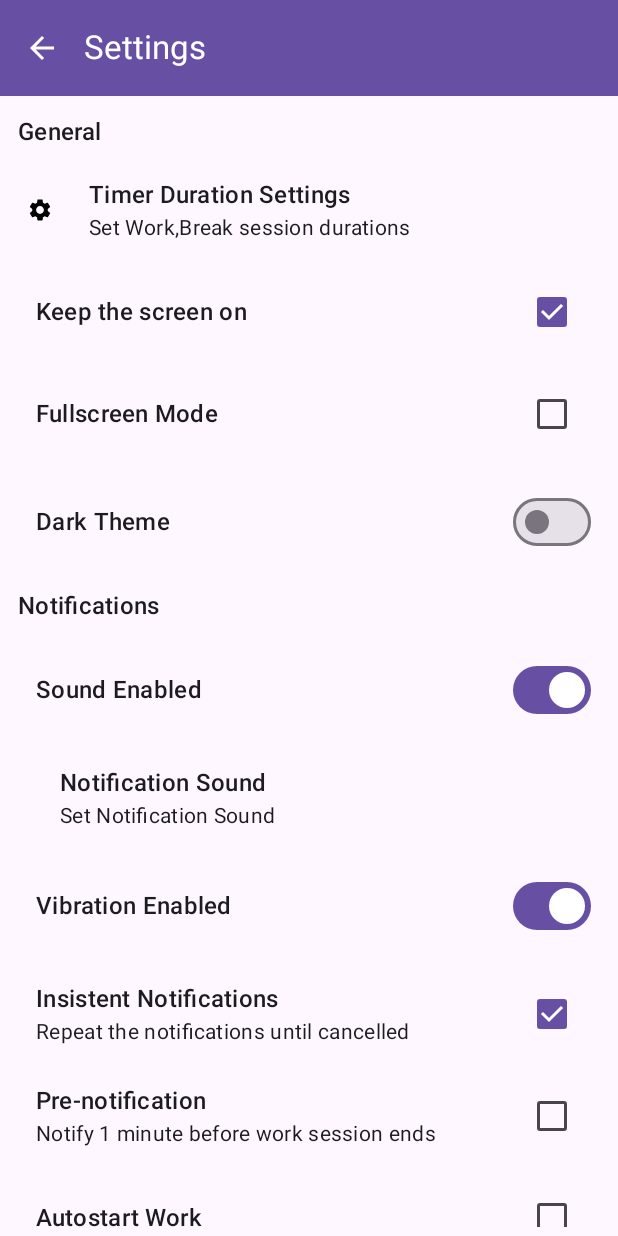
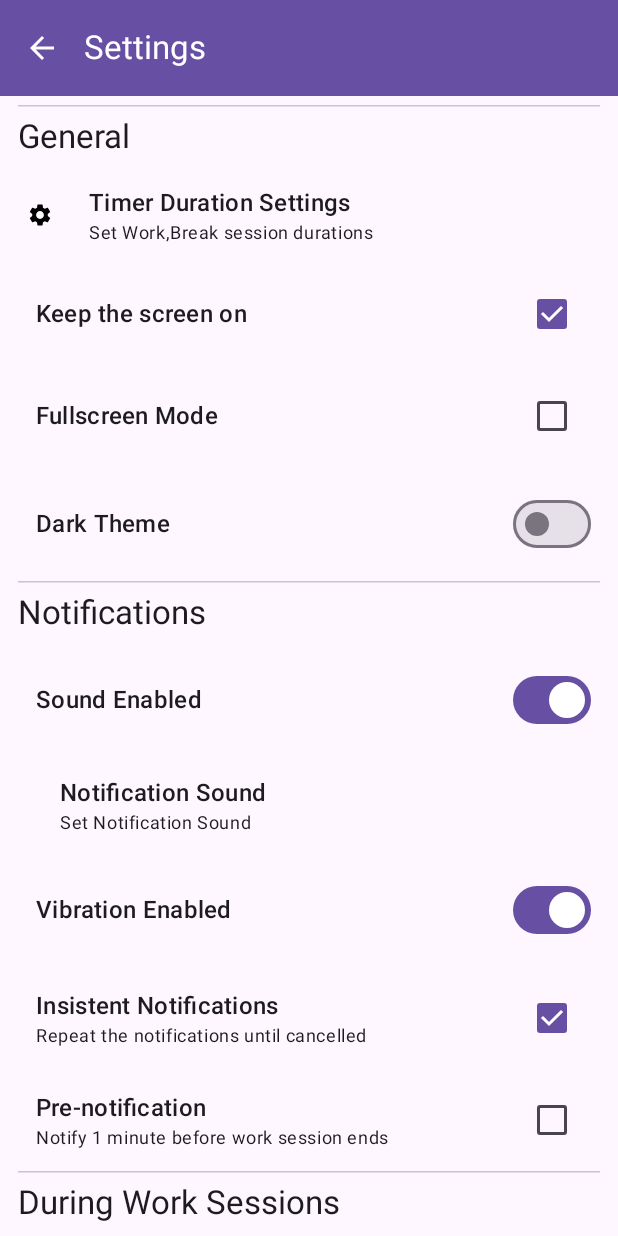
Before and after one commit to AkshatShahjade/pomodoro-app, an Android app built with Jetpack Compose: the SettingsScreen screen opened through its navigation route, after a tap on "Keep the screen on", on a phone screen of 412 x 824 dp. Run offline under Robolectric (Android 15) with nearby library versions, the phone set to English and light mode, and no system bars.

Commit message:
C15: Modified the Settings Screen Ui, made it more modular, creating SettingTitle

```diff
--- a/app/src/main/java/com/example/pomodoroapp/MainActivity.kt
+++ b/app/src/main/java/com/example/pomodoroapp/MainActivity.kt
@@ -10,12 +10,15 @@ import androidx.activity.enableEdgeToEdge
 import androidx.annotation.StringRes
 import androidx.compose.foundation.isSystemInDarkTheme
 import androidx.compose.foundation.layout.WindowInsets
+import androidx.compose.foundation.layout.asPaddingValues
 import androidx.compose.foundation.layout.fillMaxSize
 import androidx.compose.foundation.layout.padding
 import androidx.compose.foundation.layout.systemBars
 import androidx.compose.foundation.layout.windowInsetsPadding
 import androidx.compose.material.icons.Icons
 import androidx.compose.material.icons.filled.ArrowBack
+import androidx.compose.material3.BottomAppBar
+import androidx.compose.material3.BottomAppBarDefaults
 import androidx.compose.material3.ExperimentalMaterial3Api
 import androidx.compose.material3.Icon
 import androidx.compose.material3.IconButton
@@ -107,11 +110,11 @@ class MainActivity : ComponentActivity() {
             // UI
             PomodoroAppTheme(darkTheme = pomodoroUiState.inDarkMode) {
                 Scaffold (
-                    modifier = Modifier.fillMaxSize().windowInsetsPadding(WindowInsets.systemBars),
+                    modifier = Modifier.fillMaxSize(),
                     topBar = {
                         if( navController.previousBackStackEntry!=null
                             && currentScreen != AppScreens.HomeScreen) {
-                            navigationTopBar(
+                            NavigationTopBar(
                                 currentScreen = currentScreen,
                                 onUpCLick = { navController.navigateUp() }
                             )
@@ -120,8 +123,10 @@ class MainActivity : ComponentActivity() {
                 ){ innerPadding ->
 
                     NavHost(
-                        modifier = Modifier.fillMaxSize().padding(innerPadding),
-                        navController = navController,
+                        modifier = Modifier.fillMaxSize()
+                            .padding(innerPadding)
+//                            .padding(WindowInsets.systemBars.asPaddingValues()),
+                        ,navController = navController,
                         startDestination = AppScreens.HomeScreen.name,
                     ){
                         composable(AppScreens.HomeScreen.name)
@@ -136,7 +141,7 @@ class MainActivity : ComponentActivity() {
                         composable(AppScreens.SettingsScreen.name)
                         {
                             SettingsScreen(
-                                modifier = Modifier.padding(innerPadding),
+                                modifier = Modifier.padding(),
                                 onTimerDurationSettingsClick = {
                                     navController.navigate(AppScreens.TimerDurationSettingsScreen.name)
                                 },
@@ -162,7 +167,7 @@ class MainActivity : ComponentActivity() {
 
 @OptIn(ExperimentalMaterial3Api::class)
 @Composable
-fun navigationTopBar(
+fun NavigationTopBar(
     currentScreen: AppScreens,
     onUpCLick: ()->Unit,
 ){
--- a/app/src/main/java/com/example/pomodoroapp/ui/SettingsScreen.kt
+++ b/app/src/main/java/com/example/pomodoroapp/ui/SettingsScreen.kt
@@ -2,6 +2,7 @@ package com.example.pomodoroapp.ui
 
 import android.content.Context
 import androidx.annotation.DrawableRes
+import androidx.annotation.StringRes
 import androidx.compose.animation.animateContentSize
 import androidx.compose.animation.core.Spring
 import androidx.compose.animation.core.spring
@@ -21,6 +22,7 @@ import androidx.compose.material.icons.Icons
 import androidx.compose.material.icons.filled.Notifications
 import androidx.compose.material.icons.filled.Settings
 import androidx.compose.material3.Checkbox
+import androidx.compose.material3.HorizontalDivider
 import androidx.compose.material3.Icon
 import androidx.compose.material3.IconButton
 import androidx.compose.material3.MaterialTheme
@@ -34,12 +36,14 @@ import androidx.compose.runtime.saveable.rememberSaveable
 import androidx.compose.runtime.setValue
 import androidx.compose.ui.Alignment
 import androidx.compose.ui.Modifier
+import androidx.compose.ui.graphics.Color
 import androidx.compose.ui.graphics.vector.ImageVector
 import androidx.compose.ui.platform.LocalContext
 import androidx.compose.ui.platform.LocalView
 import androidx.compose.ui.res.dimensionResource
 import androidx.compose.ui.res.painterResource
 import androidx.compose.ui.res.stringResource
+import androidx.compose.ui.text.TextStyle
 import androidx.compose.ui.tooling.preview.Preview
 import androidx.compose.ui.unit.dp
 import androidx.compose.ui.window.Dialog
@@ -61,14 +65,8 @@ fun SettingsScreen(modifier: Modifier = Modifier,
                 .padding(dimensionResource(R.dimen.padding_small))
         ) {
             item{
-//                HorizontalDivider(
-//                    modifier = Modifier.fillMaxWidth()
-//                )
-                Text(
-                    modifier = Modifier.padding(dimensionResource(R.dimen.padding_small)),
-                    text = stringResource(R.string.general),
-                    style = MaterialTheme.typography.titleMedium
-                )
+                SettingTitle(modifier = Modifier,
+                    textId = R.string.general,)
             }
             item {
                 SettingMenuItem(
@@ -107,14 +105,8 @@ fun SettingsScreen(modifier: Modifier = Modifier,
                 )
             }
             item{
-//                HorizontalDivider(
-//                    modifier = Modifier.fillMaxWidth()
-//                )
-                Text(
-                    modifier = Modifier.padding(dimensionResource(R.dimen.padding_small)),
-                    text = stringResource(R.string.notifications),
-                    style = MaterialTheme.typography.titleMedium
-                )
+                SettingTitle(modifier = Modifier,
+                    textId = R.string.notifications,)
             }
             item {
                 val soundOn = pomodoroUiState.notificationSoundOn
@@ -232,14 +224,38 @@ fun SettingsScreen(modifier: Modifier = Modifier,
                 )
             }
             item {
+                Column(
+                    modifier = Modifier.animateContentSize(
+                        animationSpec = spring(
+                            dampingRatio = Spring.DampingRatioMediumBouncy,
+                            stiffness = Spring.StiffnessMedium,
+                        )
+                    ),
+                ) {
+                    var insistentNotificationOn = pomodoroUiState.insistentNotificationOn
                     SettingMenuItem(
                         modifier = Modifier,
                         title = stringResource(R.string.insistent_notifications),
                         description = stringResource(R.string.repeat_the_notifications_until_cancelled),
                         isSwitch = false,
-                    value = pomodoroUiState.insistentNotificationOn,
+                        value = insistentNotificationOn,
                         onClick = pomodoroViewModel::toggleInsistentNotificationOn,
                     )
+                    if (!insistentNotificationOn) {
+                        SettingMenuItem(
+                            modifier = Modifier.padding(start = dimensionResource(R.dimen.padding_medium)),
+                            title = stringResource(R.string.autostart_work),
+                            isSwitch = false,
+                            value = false,
+                        )
+                        SettingMenuItem(
+                            modifier = Modifier.padding(start = dimensionResource(R.dimen.padding_medium)),
+                            title = stringResource(R.string.autostart_break),
+                            isSwitch = false,
+                            value = false,
+                        )
+                    }
+                }
             }
             item {
                 SettingMenuItem(
@@ -251,30 +267,10 @@ fun SettingsScreen(modifier: Modifier = Modifier,
                     onClick = pomodoroViewModel::togglePreNotificationOn
                 )
             }
-            item {
-                SettingMenuItem(
-                    modifier = Modifier,
-                    title = stringResource(R.string.autostart_work),
-                    isSwitch = false,
-                    value = false,
-                )
-            }
-            item {
-                SettingMenuItem(
-                    modifier = Modifier,
-                    title = stringResource(R.string.autostart_break),
-                    isSwitch = false,
-                    value = false,
-                )
-            }
+
             item{
-//                HorizontalDivider(
-//                    modifier = Modifier.fillMaxWidth()
-//                )
-                Text(
-                    modifier = Modifier.padding(dimensionResource(R.dimen.padding_small)),
-                    text = stringResource(R.string.during_work_sessions),
-                    style = MaterialTheme.typography.titleMedium
+                SettingTitle(modifier = Modifier,
+                    textId = R.string.during_work_sessions,
                     )
             }
             item {
@@ -387,7 +383,7 @@ fun SettingMenuItem(modifier: Modifier = Modifier,
             if(description!=null){
                 Text(
                     text = description,
-                    style = MaterialTheme.typography.bodyMedium,
+                    style = MaterialTheme.typography.bodySmall,
                 )
             }
             if(value !is Boolean && value != null){
@@ -423,6 +419,24 @@ fun SettingMenuItem(modifier: Modifier = Modifier,
     }
 }
 
+@Composable
+fun SettingTitle(modifier: Modifier = Modifier,
+                 @StringRes textId: Int,
+                 textStyle: TextStyle = MaterialTheme.typography.titleLarge) {
+    Column {
+        HorizontalDivider(
+            modifier = modifier
+                .fillMaxWidth()
+                .padding(horizontal = dimensionResource(R.dimen.padding_small))
+        )
+        Text(
+            modifier = Modifier.padding(dimensionResource(R.dimen.padding_small)),
+            text = stringResource(textId),
+            style = textStyle
+        )
+    }
+}
+
 @Preview(showBackground = true)
 @Composable
 fun SettingsPreview(){
```
Lines whose indentation alone changed are shown as unchanged.
